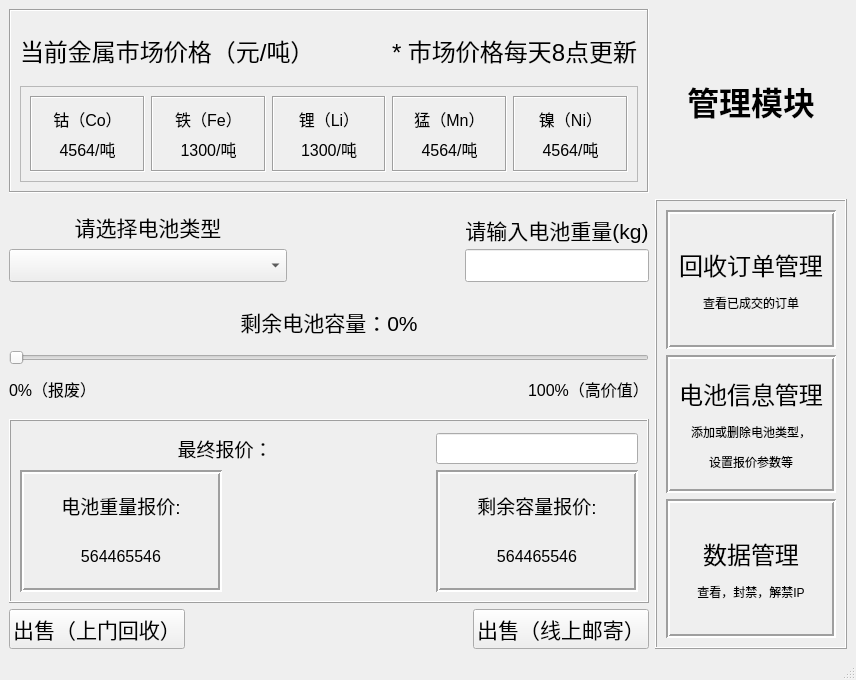
Qt form mainwindow.ui (RipplesDance/WasteMetalRecoverySystem) before a commit.
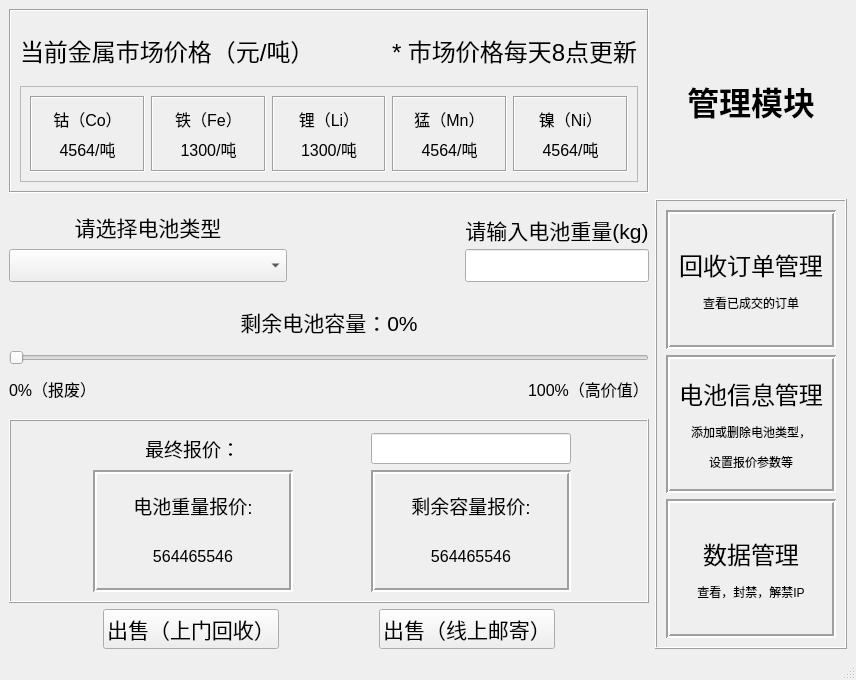
The same form after that commit.

Diff of the .ui file:
```diff
--- a/mainwindow.ui
+++ b/mainwindow.ui
@@ -495,6 +495,19 @@
         <property name="rightMargin">
          <number>0</number>
         </property>
+        <item>
+         <spacer name="horizontalSpacer_6">
+          <property name="orientation">
+           <enum>Qt::Horizontal</enum>
+          </property>
+          <property name="sizeHint" stdset="0">
+           <size>
+            <width>40</width>
+            <height>20</height>
+           </size>
+          </property>
+         </spacer>
+        </item>
         <item>
          <widget class="QPushButton" name="pushButton">
           <property name="font">
@@ -532,6 +545,19 @@
           </property>
          </widget>
         </item>
+        <item>
+         <spacer name="horizontalSpacer_7">
+          <property name="orientation">
+           <enum>Qt::Horizontal</enum>
+          </property>
+          <property name="sizeHint" stdset="0">
+           <size>
+            <width>40</width>
+            <height>20</height>
+           </size>
+          </property>
+         </spacer>
+        </item>
        </layout>
       </item>
       <item row="3" column="0">
@@ -542,11 +568,11 @@
         <property name="frameShadow">
          <enum>QFrame::Raised</enum>
         </property>
-        <layout class="QGridLayout" name="gridLayout_3" columnstretch="1,1,1">
+        <layout class="QGridLayout" name="gridLayout_3" columnstretch="1,3,1,3,1">
          <property name="topMargin">
           <number>12</number>
          </property>
-         <item row="1" column="0">
+         <item row="1" column="1">
           <widget class="QFrame" name="frame_5">
            <property name="font">
             <font>
@@ -596,20 +622,7 @@
            </layout>
           </widget>
          </item>
-         <item row="1" column="1">
-          <spacer name="horizontalSpacer_5">
-           <property name="orientation">
-            <enum>Qt::Horizontal</enum>
-           </property>
-           <property name="sizeHint" stdset="0">
-            <size>
-             <width>40</width>
-             <height>20</height>
-            </size>
-           </property>
-          </spacer>
-         </item>
-         <item row="1" column="2">
+         <item row="1" column="3">
           <widget class="QFrame" name="frame_6">
            <property name="font">
             <font>
@@ -659,19 +672,46 @@
            </layout>
           </widget>
          </item>
-         <item row="0" column="2">
-          <widget class="QLineEdit" name="final_price">
-           <property name="font">
-            <font>
-             <pointsize>14</pointsize>
-            </font>
+         <item row="1" column="2">
+          <spacer name="horizontalSpacer_5">
+           <property name="orientation">
+            <enum>Qt::Horizontal</enum>
            </property>
-           <property name="readOnly">
-            <bool>true</bool>
+           <property name="sizeHint" stdset="0">
+            <size>
+             <width>40</width>
+             <height>20</height>
+            </size>
            </property>
-          </widget>
+          </spacer>
          </item>
-         <item row="0" column="0" colspan="2">
+         <item row="1" column="0">
+          <spacer name="horizontalSpacer_8">
+           <property name="orientation">
+            <enum>Qt::Horizontal</enum>
+           </property>
+           <property name="sizeHint" stdset="0">
+            <size>
+             <width>40</width>
+             <height>20</height>
+            </size>
+           </property>
+          </spacer>
+         </item>
+         <item row="1" column="4">
+          <spacer name="horizontalSpacer_9">
+           <property name="orientation">
+            <enum>Qt::Horizontal</enum>
+           </property>
+           <property name="sizeHint" stdset="0">
+            <size>
+             <width>40</width>
+             <height>20</height>
+            </size>
+           </property>
+          </spacer>
+         </item>
+         <item row="0" column="0" colspan="3">
           <widget class="QLabel" name="label_18">
            <property name="font">
             <font>
@@ -686,6 +726,18 @@
            </property>
           </widget>
          </item>
+         <item row="0" column="3">
+          <widget class="QLineEdit" name="final_price">
+           <property name="font">
+            <font>
+             <pointsize>14</pointsize>
+            </font>
+           </property>
+           <property name="readOnly">
+            <bool>true</bool>
+           </property>
+          </widget>
+         </item>
         </layout>
        </widget>
       </item>
```
